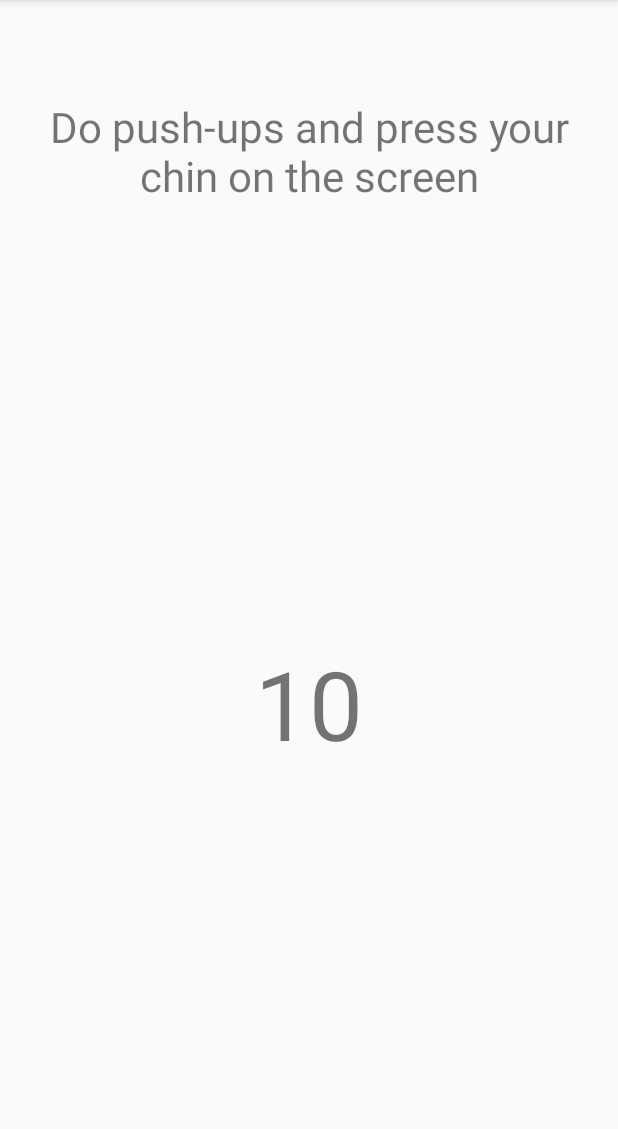
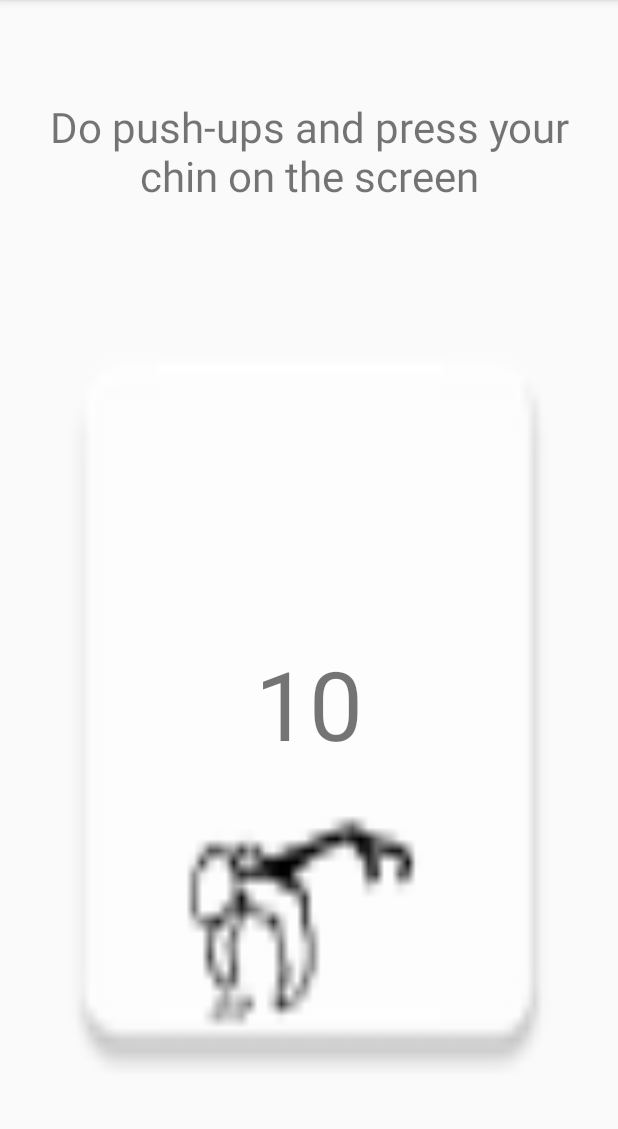
Before and after one commit to SpookyLobster/Break-Habit, an Android app: the PushupActivity screen opened directly, with no data from a screen before it, on a phone screen of 412 x 824 dp, the part 84-1213 px from its top. Run offline under Robolectric (Android 15) with nearby library versions, the phone set to English and light mode, and no system bars.

Commit message:
Added a background for pushups

```diff
--- a/Break-Habit/app/src/main/res/layout/activity_pushup.xml
+++ b/Break-Habit/app/src/main/res/layout/activity_pushup.xml
@@ -29,6 +29,7 @@
     android:id="@+id/pushup_counter"
     android:layout_weight="0.3"
     android:gravity="center"
-    android:textAlignment="center" />
+    android:textAlignment="center"
+    android:background="@mipmap/pushup_background"/>
 
 </LinearLayout>
```
Also changed, not shown: Break-Habit/app/src/main/pushup_background-web.png (added), Break-Habit/app/src/main/res/mipmap-hdpi/pushup_background.png (added), Break-Habit/app/src/main/res/mipmap-mdpi/pushup_background.png (added), Break-Habit/app/src/main/res/mipmap-xhdpi/pushup_background.png (added), Break-Habit/app/src/main/res/mipmap-xxhdpi/pushup_background.png (added), Break-Habit/app/src/main/res/mipmap-xxxhdpi/pushup_background.png (added), 2 other files.
